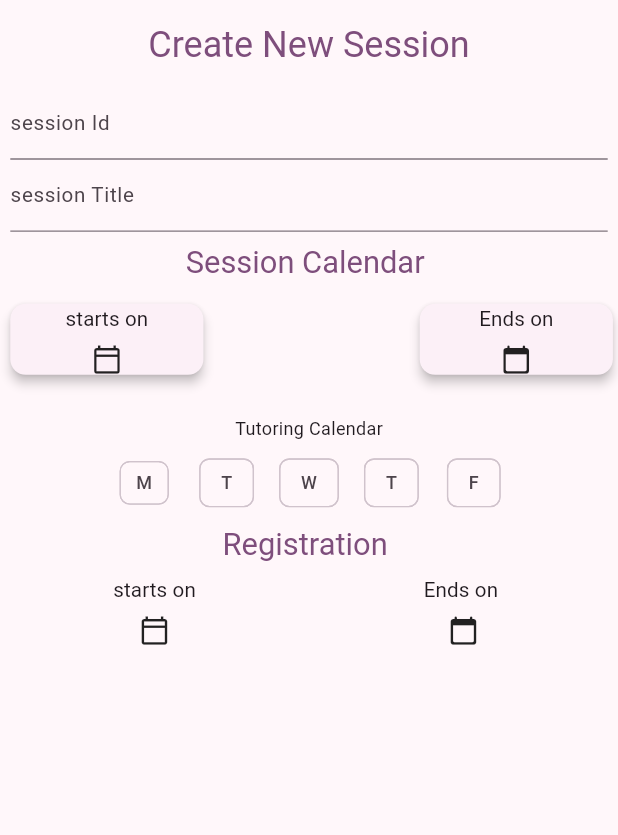
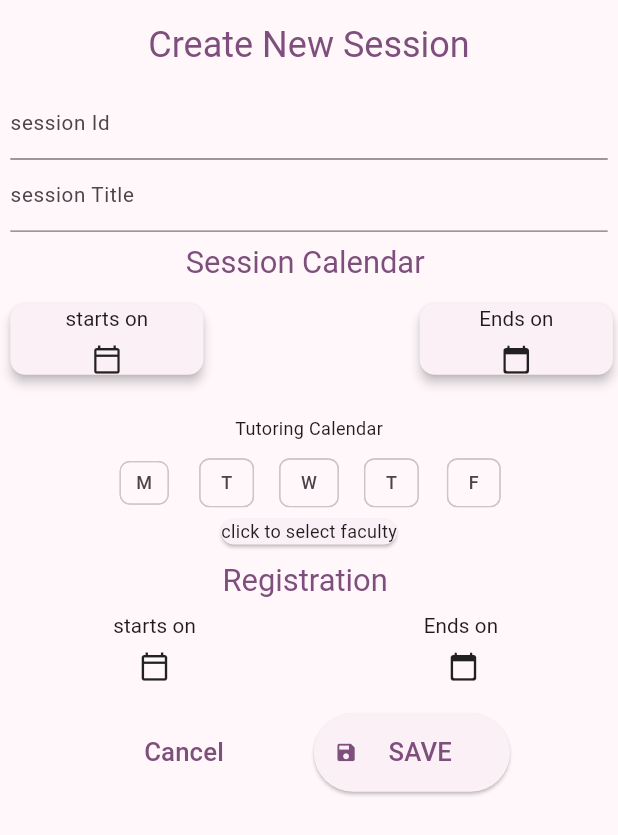
Before and after one commit to IHKodifier/New_DigitenDance, a Flutter app: the NewSessionFormBody widget shown alone on an empty page, opened directly, on a phone screen of 412 x 824 dp. Shown: the top 835 px of the screen. Run offline on Flutter 3.47's test engine with Material 2 defaults, Android fonts, the phone set to English and light mode, and no system bars; our stand-ins replace cloud_firestore, equatable, firebase_auth, firebase_core, flutter_riverpod, flutter_svg and 5 more; missing offline and left inert: cloud_firestore_platform_interface, dart:html, dart:js_util, random_color; accounts and stored records are empty.

Commit message:
H2O_facultystream_loop_issue

```diff
--- a/lib/app/models/faculty.dart
+++ b/lib/app/models/faculty.dart
@@ -9,6 +9,7 @@ class Faculty extends Equatable {
   Faculty({
     required this.userId,
     this.firstName,
+    this.lastName,
     this.photoURL,
     this.docRef,
     this.jobTitle,
@@ -31,6 +32,7 @@ class Faculty extends Equatable {
     Faculty faculty = Faculty(
         userId: dataMap['userId'] ?? '',
         firstName: dataMap['firstName'],
+        lastName: dataMap['lastName'],
         photoURL: dataMap['photoURL'],
         jobTitle: dataMap['jobTitle'],
         prefix: dataMap['prefix'],
--- a/lib/ui/courses/new_session_form_body.dart
+++ b/lib/ui/courses/new_session_form_body.dart
@@ -1,13 +1,15 @@
-// ignore_for_file: prefer_typing_uninitialized_variables
+// ignore_for_file: prefer_typing_uninitialized_variables, prefer_const_constructors
 
 import 'package:cloud_firestore_platform_interface/src/timestamp.dart';
 import 'package:flutter/material.dart';
 import 'package:flutter_riverpod/flutter_riverpod.dart';
 import 'package:intl/intl.dart';
 import 'package:logger/logger.dart';
+import 'package:new_digitendance/app/models/faculty.dart';
 import 'package:new_digitendance/app/states/session_state.dart';
 
 import '../../app/models/session.dart';
+import '../../app/states/faculty_state.dart';
 import '../shared/spacers.dart';
 
 class NewSessionFormBody extends ConsumerStatefulWidget {
@@ -18,12 +20,13 @@ class NewSessionFormBody extends ConsumerStatefulWidget {
 }
 
 class _NewSessionFormBodyState extends ConsumerState<NewSessionFormBody> {
+  String endDateString='';
+  Faculty? facultySelected=Faculty(userId: '');
   late final TextEditingController idController;
   final Logger logger = Logger(printer: PrettyPrinter());
   late   SessionNotifier sessionNotifier;
   late   Session state ;
   late final TextEditingController titleController;
-  String endDateString='';
 
   final _formKey=GlobalKey<FormState>();
 
@@ -250,64 +253,6 @@ void initState() {
     );
   }
 
-  _pickSessionStartDat(BuildContext context)async {
-    final newDate = await showDatePicker(
-      context: context,
-      initialDate: state.registrationStartDate==null? DateTime.now():state.registrationStartDate as DateTime,
-      firstDate: DateTime(1900),
-      lastDate: DateTime(2100),
-    );
-    if (newDate != null) {
-      setState(() {
-        state.sessionStartDate = newDate;
-      });
-    } else {
-      return null;
-    }
-  }
-
-      _pickSessionEndDate(BuildContext context) async {
-    final newDate = await showDatePicker(
-      context: context,
-      initialDate: state.sessionStartDate ?? DateTime.now(),
-      firstDate: state.sessionStartDate ?? (state.registrationEndDate! as DateTime).add(const Duration(days: 1)),
-      lastDate: DateTime(2100),
-    );
-    if (newDate != null) {
-      setState(() {
-        state.sessionEndDate = newDate;
-      });
-    } else {
-      return;
-    }
-  }
-
-  @override
-  Widget build(BuildContext context) {
-    sessionNotifier= ref.read(newSessionNotifierProvider.notifier);
-    state=ref.watch(newSessionNotifierProvider);
-
-    return Container(
-      child: SingleChildScrollView(
-        child: Form(
-          key: _formKey,
-          child: Column(
-            children: [
-              formTitle(context),
-              textInputPanel(context),
-              sessionDatesPanel(context),
-              sessionDaysPanel(context),
-              registrationDatesPanel(context),
-
-
-            ],
-          ),
-        ),
-      ),
-    );
-
-  }
-
   registrationDatesPanel(BuildContext context) {
     return Column(
       mainAxisAlignment: MainAxisAlignment.center,
@@ -368,21 +313,6 @@ void initState() {
       ),
     );
 
-      _pickRegistrationStartDate(BuildContext context) async {
-    final newDate = await showDatePicker(
-      context: context,
-      initialDate:
-          state.sessionStartDate?.subtract(Duration(days: 18)) ?? DateTime.now(),
-      firstDate: DateTime(1900),
-      lastDate: state.sessionStartDate!.subtract(const Duration(days: 18)),
-    );
-    setState(() {
-      DateTime dateTime= newDate!;
-
-      state.registrationStartDate = newDate;
-    });
-  }
-
   buildRegEnd() =>Container(
       child: Column(
         mainAxisAlignment: MainAxisAlignment.spaceAround,
@@ -409,6 +339,164 @@ void initState() {
       ),
     );
 
+  buttonBar(BuildContext context) {
+    return Row(
+      mainAxisAlignment: MainAxisAlignment.center,
+      children: [
+        const Spacer(
+          flex: 2,
+        ),
+        TextButton(
+            onPressed: (() => Navigator.pop(context)),
+            // icon: const Icon(Icons.cancel),
+            child: const Padding(
+              padding: EdgeInsets.all(16.0),
+              child: Text(
+                'Cancel',
+                style: TextStyle(fontSize: 20),
+              ),
+            )),
+        const Spacer(flex: 1),
+        ElevatedButton.icon(
+            onPressed: onCreateSession,
+            icon: const Icon(
+              Icons.save,
+            ),
+            label: const Padding(
+              padding: EdgeInsets.all(16.0),
+              child: Text(
+                'SAVE ',
+                style: TextStyle(fontSize: 20),
+              ),
+            )),
+        const Spacer(
+          flex: 2,
+        ),
+      ],
+    );
+  }
+
+  void onCreateSession() {
+    logger.i(state.toString());
+  }
+
+  facultySelectionPanel(BuildContext context) {
+      final facultyList = ref.read(facultyListProvider);
+   return  Container(
+      child: Card(
+        child: InkWell(
+          child: Tooltip(
+              child: facultySelected?.userId == ''
+                  ? Text(
+                      'click to select faculty',
+                    )
+                  : selectedFacultyTile(),
+              message: 'click to select faculty'),
+          onTap: () => showDialog(
+              context: context,
+              builder: ((context) => SimpleDialog(
+                    title: Text('Select Faculty'),
+                    children: facultyList
+                    .when(
+                     error: (error,stacktrce){
+                      logger.e(error.toString()
+                     + stacktrce.toString(),);
+                     return [Text(error.toString()+ stacktrce.toString())];
+                     },
+
+                    loading: ()=> [Center(child: CircularProgressIndicator())],
+                    data: (List<Faculty> data){
+                    return   data.map((e) => SimpleDialogOption(
+                              child: Text(e.userId),
+                              onPressed: () {
+                                logger.i('you selected ${e.userId}');
+                                facultySelected=e;
+                                Navigator.of(context).pop();
+                              },
+                    )
+                            )
+                        .toList();},
+                            )
+
+                  )
+                  ),
+                  ),
+        ),
+      ),
+    );
+  }
+
+  selectedFacultyTile() {
+    return Card(
+      child: facultySelected!.userId != ''
+      ?Column(
+        children: [
+          facultySelected!.userId != ''
+              ? Text(facultySelected!.userId)
+              : Container(),
+          Row(
+            children: [
+              Text(facultySelected!.prefix),
+              facultySelected!.userId != ''
+                  ? Container()
+                  : Text(facultySelected!.firstName!),
+              facultySelected!.userId != ''
+                  ? Container()
+                  : Text(facultySelected!.lastName!),
+            ],
+          ),
+        ],
+      ):Container(),
+    );
+  }
+
+  _pickSessionStartDat(BuildContext context)async {
+    final newDate = await showDatePicker(
+      context: context,
+      initialDate: state.registrationStartDate==null? DateTime.now():state.registrationStartDate as DateTime,
+      firstDate: DateTime(1900),
+      lastDate: DateTime(2100),
+    );
+    if (newDate != null) {
+      setState(() {
+        state.sessionStartDate = newDate;
+      });
+    } else {
+      return null;
+    }
+  }
+
+      _pickSessionEndDate(BuildContext context) async {
+    final newDate = await showDatePicker(
+      context: context,
+      initialDate: state.sessionStartDate ?? DateTime.now(),
+      firstDate: state.sessionStartDate ?? (state.registrationEndDate! as DateTime).add(const Duration(days: 1)),
+      lastDate: DateTime(2100),
+    );
+    if (newDate != null) {
+      setState(() {
+        state.sessionEndDate = newDate;
+      });
+    } else {
+      return;
+    }
+  }
+
+      _pickRegistrationStartDate(BuildContext context) async {
+    final newDate = await showDatePicker(
+      context: context,
+      initialDate:
+          state.sessionStartDate?.subtract(Duration(days: 18)) ?? DateTime.now(),
+      firstDate: DateTime(1900),
+      lastDate: state.sessionStartDate!.subtract(const Duration(days: 18)),
+    );
+    setState(() {
+      DateTime dateTime= newDate!;
+
+      state.registrationStartDate = newDate;
+    });
+  }
+
       _pickRegistrationEndDate(BuildContext context) async {
     final newDate = await showDatePicker(
       context: context,
@@ -416,23 +504,44 @@ void initState() {
       firstDate: DateTime(1900),
       lastDate: DateTime(2100),
     );
-    // TimeOfDay
-    final now = TimeOfDay.now();
-    final selectectedTime = await showTimePicker(
-      context: context,
-      initialTime:  now,
-    );
+
     setState(() {
-      state.registrationEndDate = newDate as Timestamp?;
+      state.registrationEndDate = newDate;
       if (state.registrationEndDate == null) {
         endDateString = '';
       } else {
         endDateString = DateFormat.yMMMEd('en-US').format(state.registrationEndDate as DateTime);
       }
-      state.registrationEndDate = selectectedTime as Timestamp;
 
-      String temp = (state.registrationEndDate!as TimeOfDay) .format(context);
-      endDateString = endDateString! + ' --  ' + temp;
+      endDateString=DateFormat.yMMMEd('en-US').format(state.registrationEndDate as DateTime);
     });
   }
+
+  @override
+  Widget build(BuildContext context) {
+    sessionNotifier= ref.read(newSessionNotifierProvider.notifier);
+    state=ref.watch(newSessionNotifierProvider);
+
+    return Container(
+      child: SingleChildScrollView(
+        child: Form(
+          key: _formKey,
+          child: Column(
+            children: [
+              formTitle(context),
+              textInputPanel(context),
+              sessionDatesPanel(context),
+              sessionDaysPanel(context),
+              facultySelectionPanel(context),
+              registrationDatesPanel(context),
+              buttonBar(context),
+
+
+            ],
+          ),
+        ),
+      ),
+    );
+
+  }
 }
```
Also changed, not shown: lib/app/models/session.dart (+6 -6 lines), lib/ui/courses/course_editing_body.dart (+3 -9 lines).
